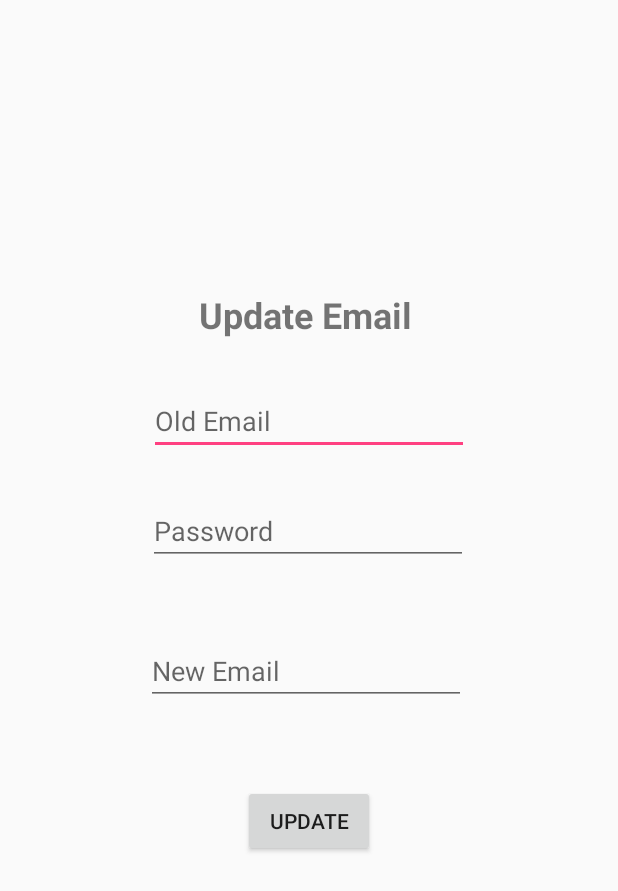
After one commit to ethanluuflu/StuDying, an Android app: the UpdateEmailActivity screen opened directly, with no data from a screen before it, on a phone screen of 412 x 824 dp. The commit adds this screen. Shown: the top 891 px of the screen. Run offline under Robolectric (Android 15) with nearby library versions, the phone set to English and light mode, and no system bars; our stand-ins replace Firebase (no records; nobody signed in at launch, a user with empty details on screens opened directly).

Commit message:
Merged new changes. Added forgot password, update password, update email.

```diff
--- a/app/src/main/AndroidManifest.xml
+++ b/app/src/main/AndroidManifest.xml
@@ -11,11 +11,14 @@
         android:roundIcon="@mipmap/ic_launcher_round"
         android:supportsRtl="true"
         android:theme="@style/AppTheme">
-        <activity android:name=".AboutActivity"></activity>
+        <activity android:name=".UpdateEmailActivity"></activity>
+        <activity android:name=".ForgotPWActivity" />
+        <activity android:name=".AboutActivity" />
         <activity android:name=".SupportActivity" />
         <activity android:name=".AccountActivity" />
         <activity android:name=".GroupActivity" />
         <activity android:name=".MainActivity" />
+        <activity android:name=".ChangePWActivity" />
         <activity android:name=".LoginActivity">
             <intent-filter>
                 <action android:name="android.intent.action.MAIN" />
--- /dev/null
+++ b/app/src/main/java/com/example/ethan/studying/UpdateEmailActivity.java
@@ -0,0 +1,66 @@
+package com.example.ethan.studying;
+
+import android.support.annotation.NonNull;
+import android.support.v7.app.AppCompatActivity;
+import android.os.Bundle;
+import android.view.View;
+import android.widget.Button;
+import android.widget.EditText;
+import android.widget.Toast;
+
+import com.google.android.gms.tasks.OnCompleteListener;
+import com.google.android.gms.tasks.Task;
+import com.google.firebase.auth.AuthCredential;
+import com.google.firebase.auth.EmailAuthProvider;
+import com.google.firebase.auth.FirebaseAuth;
+import com.google.firebase.auth.FirebaseUser;
+
+public class UpdateEmailActivity extends AppCompatActivity implements View.OnClickListener{
+
+    private EditText oldEmail,newEmail,password;
+    private Button update;
+    private FirebaseAuth mAuth;
+    private FirebaseUser user;
+
+    @Override
+    protected void onCreate(Bundle savedInstanceState) {
+        super.onCreate(savedInstanceState);
+        setContentView(R.layout.activity_update_email);
+        mAuth = FirebaseAuth.getInstance();
+        user = FirebaseAuth.getInstance().getCurrentUser();
+        oldEmail = findViewById(R.id.etOldEmail);
+        newEmail = findViewById(R.id.etNewEmail);
+        password = findViewById(R.id.etPassword);
+
+        update = findViewById(R.id.updateBtn);
+        update.setOnClickListener(this);
+    }
+
+    @Override
+    public void onClick(View view) {
+        if(view == update) {
+            AuthCredential credential = EmailAuthProvider.getCredential(oldEmail.getText().toString().trim(), password.getText().toString().trim());
+
+            user.reauthenticate(credential).addOnCompleteListener(new OnCompleteListener<Void>() {
+                @Override
+                public void onComplete(@NonNull Task<Void> task) {
+                    if(task.isSuccessful()) {
+                        user = FirebaseAuth.getInstance().getCurrentUser();
+                        user.updateEmail(newEmail.getText().toString().trim()).addOnCompleteListener(new OnCompleteListener<Void>() {
+                            @Override
+                            public void onComplete(@NonNull Task<Void> task) {
+                                if (task.isSuccessful()) {
+                                    Toast.makeText(getApplicationContext(), "Success. Your email has been changed.", Toast.LENGTH_SHORT).show();
+                                } else {
+                                    Toast.makeText(getApplicationContext(), "Change email attempt failed.", Toast.LENGTH_SHORT).show();
+                                }
+                            }
+                        });
+                    } else {
+                        Toast.makeText(getApplicationContext(), "Authentication failed", Toast.LENGTH_LONG).show();
+                    }
+                }
+            });
+        }
+    }
+}
--- /dev/null
+++ b/app/src/main/res/layout/activity_update_email.xml
@@ -0,0 +1,86 @@
+<?xml version="1.0" encoding="utf-8"?>
+<android.support.constraint.ConstraintLayout xmlns:android="http://schemas.android.com/apk/res/android"
+    xmlns:app="http://schemas.android.com/apk/res-auto"
+    xmlns:tools="http://schemas.android.com/tools"
+    android:id="@+id/linearLayout"
+    android:layout_width="match_parent"
+    android:layout_height="match_parent"
+    tools:context=".UpdateEmailActivity">
+
+    <TextView
+        android:id="@+id/textView6"
+        android:layout_width="wrap_content"
+        android:layout_height="wrap_content"
+        android:layout_marginStart="132dp"
+        android:layout_marginTop="147dp"
+        android:layout_marginEnd="137dp"
+        android:layout_marginBottom="552dp"
+        android:text="Update Email"
+        android:textSize="24sp"
+        android:textStyle="bold"
+        app:layout_constraintBottom_toBottomOf="parent"
+        app:layout_constraintEnd_toEndOf="parent"
+        app:layout_constraintHorizontal_bias="1.0"
+        app:layout_constraintStart_toStartOf="parent"
+        app:layout_constraintTop_toTopOf="parent" />
+
+    <EditText
+        android:id="@+id/etOldEmail"
+        android:layout_width="wrap_content"
+        android:layout_height="wrap_content"
+        android:layout_marginStart="99dp"
+        android:layout_marginTop="32dp"
+        android:layout_marginEnd="99dp"
+        android:layout_marginBottom="29dp"
+        android:ems="10"
+        android:hint="Old Email"
+        android:inputType="textPersonName"
+        app:layout_constraintBottom_toTopOf="@+id/etPassword"
+        app:layout_constraintEnd_toEndOf="parent"
+        app:layout_constraintStart_toStartOf="parent"
+        app:layout_constraintTop_toBottomOf="@+id/textView6" />
+
+    <EditText
+        android:id="@+id/etPassword"
+        android:layout_width="wrap_content"
+        android:layout_height="wrap_content"
+        android:layout_marginStart="98dp"
+        android:layout_marginTop="28dp"
+        android:layout_marginEnd="100dp"
+        android:ems="10"
+        android:hint="Password"
+        android:inputType="textPassword"
+        app:layout_constraintEnd_toEndOf="parent"
+        app:layout_constraintStart_toStartOf="parent"
+        app:layout_constraintTop_toBottomOf="@+id/etOldEmail" />
+
+    <EditText
+        android:id="@+id/etNewEmail"
+        android:layout_width="wrap_content"
+        android:layout_height="wrap_content"
+        android:layout_marginStart="97dp"
+        android:layout_marginTop="25dp"
+        android:layout_marginEnd="101dp"
+        android:layout_marginBottom="331dp"
+        android:ems="10"
+        android:hint="New Email"
+        android:inputType="textPersonName"
+        app:layout_constraintBottom_toBottomOf="parent"
+        app:layout_constraintEnd_toEndOf="parent"
+        app:layout_constraintStart_toStartOf="parent"
+        app:layout_constraintTop_toBottomOf="@+id/etPassword" />
+
+    <Button
+        android:id="@+id/updateBtn"
+        android:layout_width="wrap_content"
+        android:layout_height="wrap_content"
+        android:layout_marginStart="162dp"
+        android:layout_marginTop="42dp"
+        android:layout_marginEnd="162dp"
+        android:layout_marginBottom="241dp"
+        android:text="Update"
+        app:layout_constraintBottom_toBottomOf="parent"
+        app:layout_constraintEnd_toEndOf="parent"
+        app:layout_constraintStart_toStartOf="parent"
+        app:layout_constraintTop_toBottomOf="@+id/etNewEmail" />
+</android.support.constraint.ConstraintLayout>
```
Also changed, not shown: app/src/main/java/com/example/ethan/studying/AccountActivity.java (+25 -1 lines), app/src/main/java/com/example/ethan/studying/ChangePWActivity.java (added, +84 -0 lines), app/src/main/java/com/example/ethan/studying/ForgotPWActivity.java (added, +47 -0 lines), app/src/main/java/com/example/ethan/studying/LoginActivity.java (+7 -1 lines), app/src/main/java/com/example/ethan/studying/RegisterActivity.java (+8 -2 lines), app/src/main/res/layout/activity_account.xml (+12 -0 lines), app/src/main/res/layout/activity_change_pw.xml (added, +80 -0 lines), app/src/main/res/layout/activity_forgot_pw.xml (added, +55 -0 lines).
